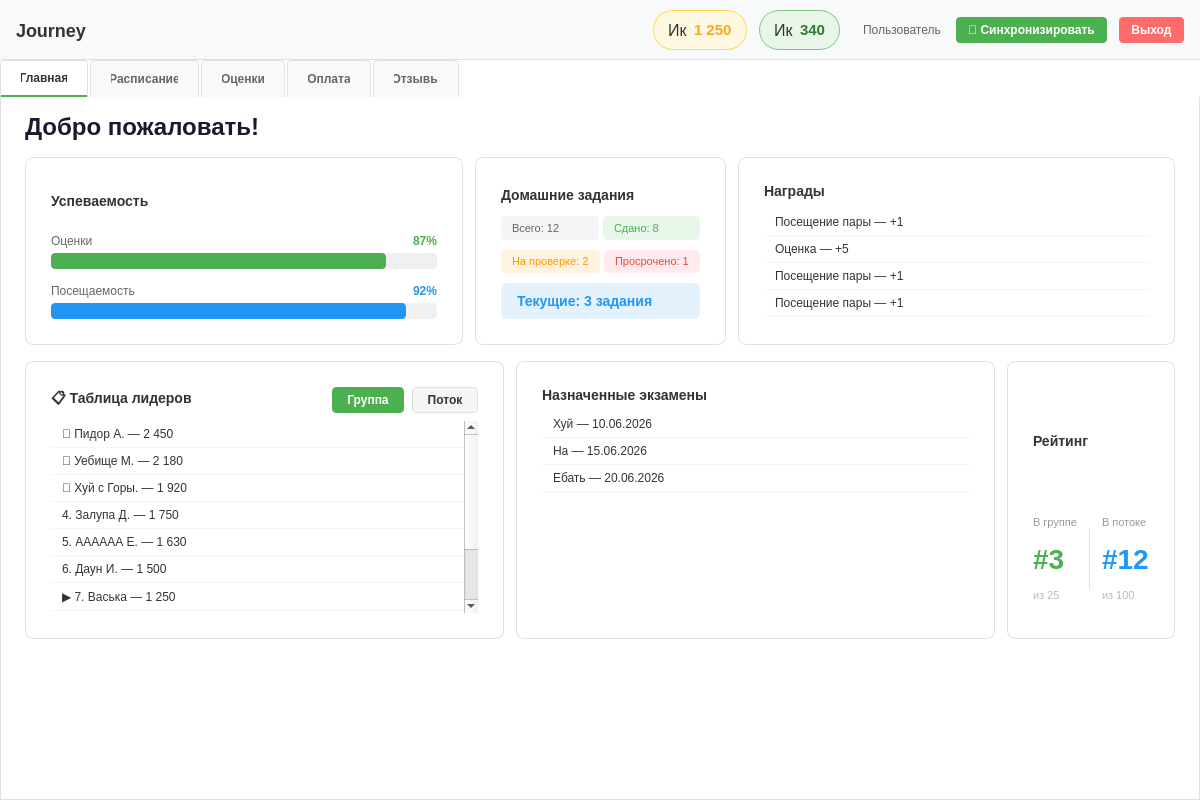
Above: Qt/Journey/ui/main/mainwindow.ui from 1Creech12/C-DZ before the change. Below: the same form after it.
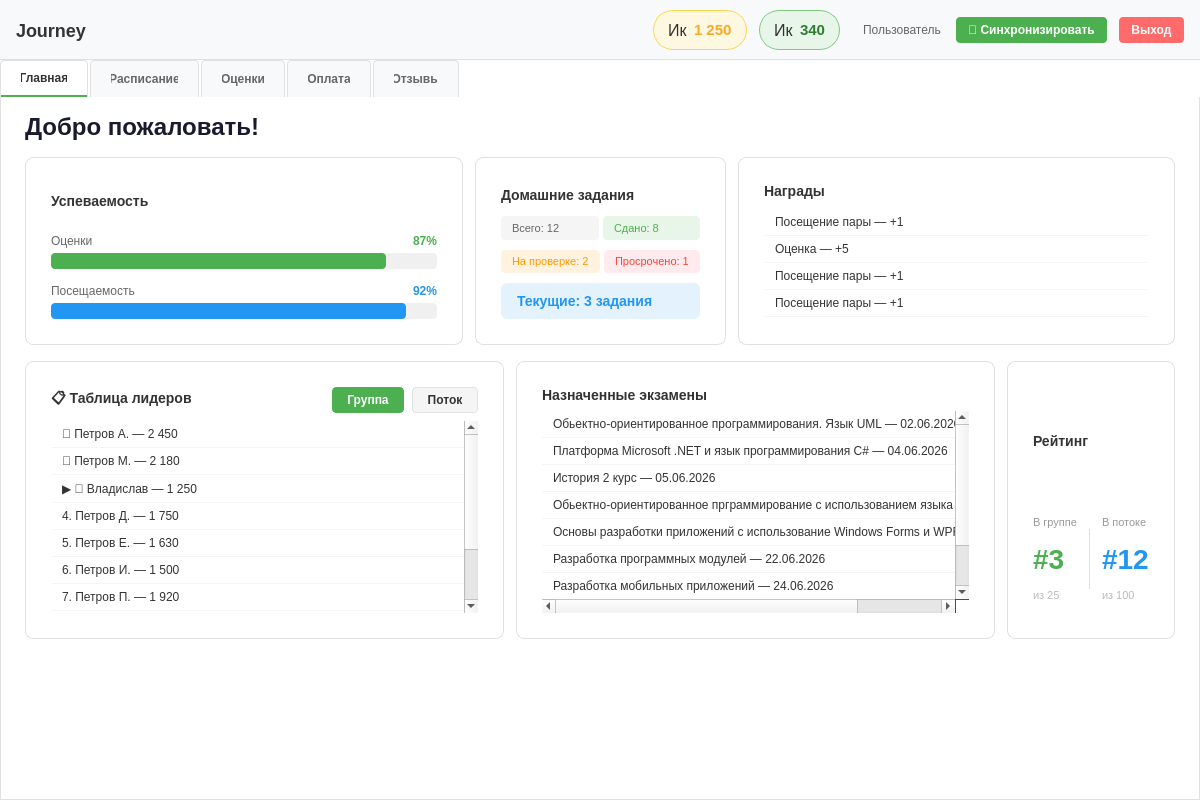
That is the form after the change. The open tabs and pages were chosen to show the change.

Commit message: modified:   Qt/.DS_Store 	modified:   Qt/Journey/ui/main/mainwindow.ui

```diff
--- a/Qt/Journey/ui/main/mainwindow.ui
+++ b/Qt/Journey/ui/main/mainwindow.ui
@@ -859,52 +859,52 @@
                    </property>
                    <item>
                     <property name="text">
-                     <string>🥇 Пидор А. — 2 450</string>
+                     <string>🥇 Петров А. — 2 450</string>
                     </property>
                    </item>
                    <item>
                     <property name="text">
-                     <string>🥈 Уебище М. — 2 180</string>
+                     <string>🥈 Петров М. — 2 180</string>
                     </property>
                    </item>
                    <item>
                     <property name="text">
-                     <string>🥉 Хуй с Горы. — 1 920</string>
+                     <string>▶ 🥉 Владислав — 1 250</string>
                     </property>
                    </item>
                    <item>
                     <property name="text">
-                     <string>4. Залупа Д. — 1 750</string>
+                     <string>4. Петров Д. — 1 750</string>
                     </property>
                    </item>
                    <item>
                     <property name="text">
-                     <string>5. АААААА Е. — 1 630</string>
+                     <string>5. Петров Е. — 1 630</string>
                     </property>
                    </item>
                    <item>
                     <property name="text">
-                     <string>6. Даун И. — 1 500</string>
+                     <string>6. Петров И. — 1 500</string>
                     </property>
                    </item>
                    <item>
                     <property name="text">
-                     <string>▶ 7. Васька — 1 250</string>
+                     <string>7. Петров П. — 1 920</string>
                     </property>
                    </item>
                    <item>
                     <property name="text">
-                     <string>8. Челик К. — 1 100</string>
+                     <string>8. Петров К. — 1 100</string>
                     </property>
                    </item>
                    <item>
                     <property name="text">
-                     <string>9. Соси Л. — 980</string>
+                     <string>9. Петров Л. — 980</string>
                     </property>
                    </item>
                    <item>
                     <property name="text">
-                     <string>10. Ебатьлох М. — 850</string>
+                     <string>10. Петров М. — 850</string>
                     </property>
                    </item>
                   </widget>
@@ -1037,17 +1037,42 @@
                </property>
                <item>
                 <property name="text">
-                 <string>Хуй — 10.06.2026</string>
+                 <string>Обьектно-ориентированное программирования. Язык UML — 02.06.2026</string>
                 </property>
                </item>
                <item>
                 <property name="text">
-                 <string>На — 15.06.2026</string>
+                 <string>Платформа Microsoft .NET и язык программирования C# — 04.06.2026</string>
                 </property>
                </item>
                <item>
                 <property name="text">
-                 <string>Ебать — 20.06.2026</string>
+                 <string>История 2 курс — 05.06.2026</string>
+                </property>
+               </item>
+               <item>
+                <property name="text">
+                 <string>Обьектно-ориентированное прграммирование с использованием языка C++ — 10.06.2026</string>
+                </property>
+               </item>
+               <item>
+                <property name="text">
+                 <string>Основы разработки приложений с использование Windows Forms и WPF — 18.06.2026</string>
+                </property>
+               </item>
+               <item>
+                <property name="text">
+                 <string>Разработка программных модулей — 22.06.2026</string>
+                </property>
+               </item>
+               <item>
+                <property name="text">
+                 <string>Разработка мобильных приложений — 24.06.2026</string>
+                </property>
+               </item>
+               <item>
+                <property name="text">
+                 <string>Поддержка и тестирование программных модулей — 26.06.2026</string>
                 </property>
                </item>
               </widget>
```
Left out of the diff: 24 changed lines with no effect on the pictures. The commit also changes 1 other file.
